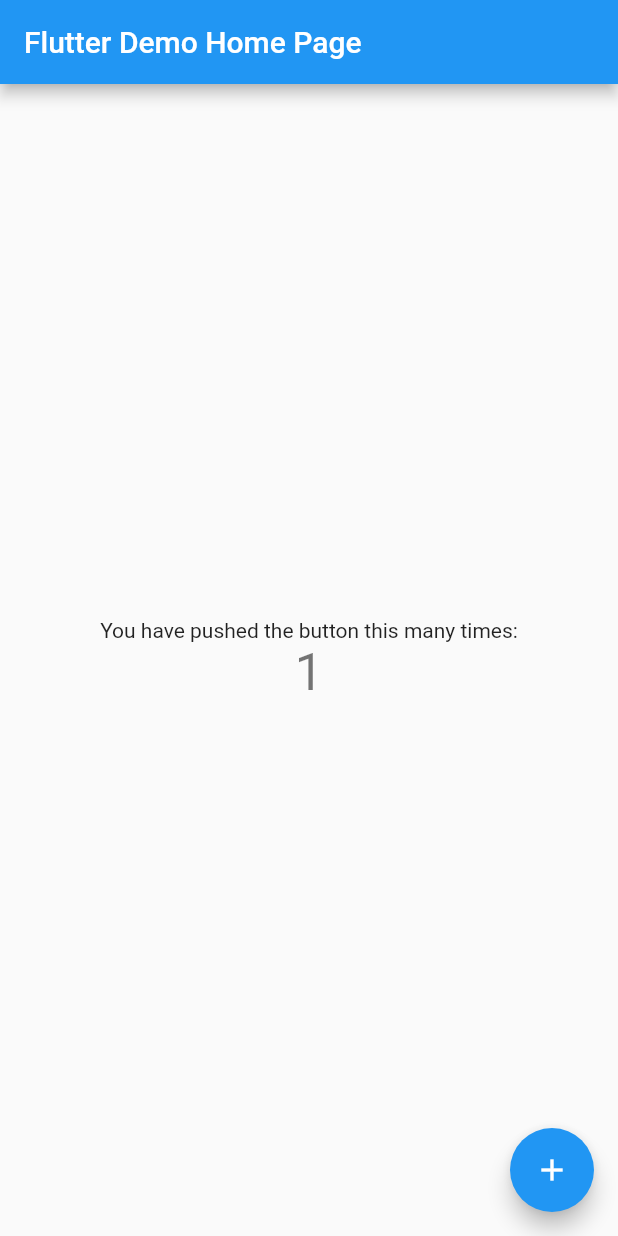
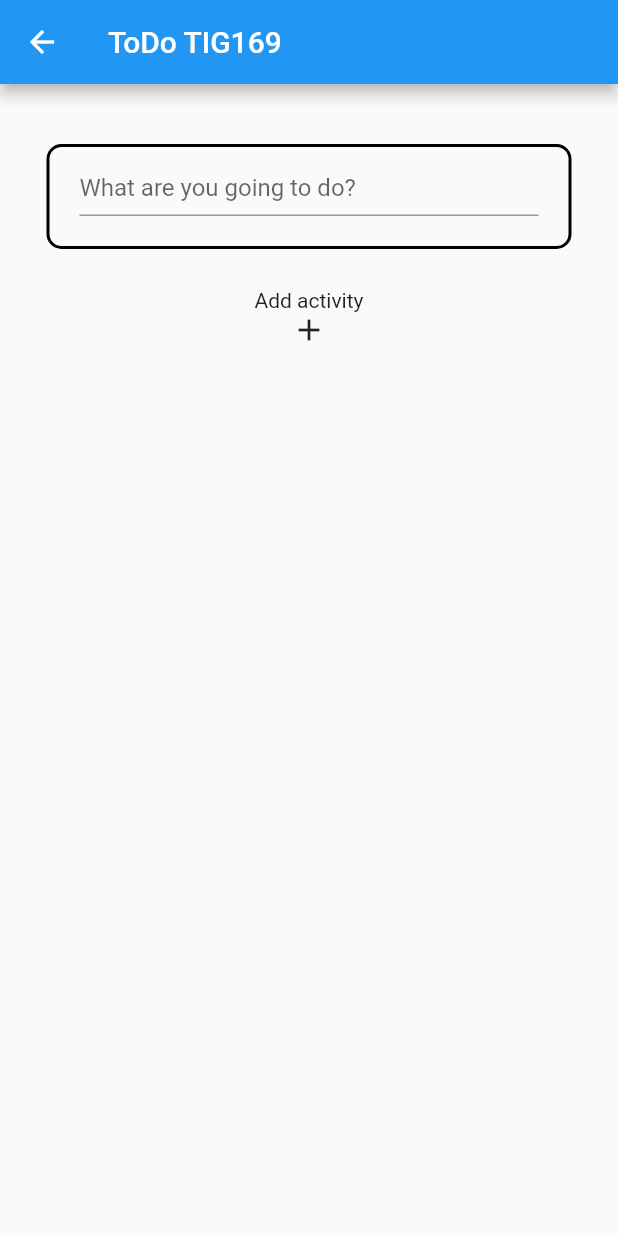
Before and after one commit to gu-tig169-ht21/gusoscer, a Flutter app: the screen it shows after launch, after a tap on the "add" icon, on a phone screen of 412 x 824 dp. Run offline on Flutter 3.47's test engine with Material 2 defaults, Android fonts, the phone set to English and light mode, and no system bars.

Commit message:
making a UI Layout and learning

```diff
--- a/lib/main.dart
+++ b/lib/main.dart
@@ -1,115 +1,209 @@
 import 'package:flutter/material.dart';
 
 void main() {
-  runApp(const MyApp());
+  runApp(
+    const MaterialApp(
+      title: 'ToDo',
+      home: HomePage(),
+    ),
+  );
 }
 
-class MyApp extends StatelessWidget {
-  const MyApp({Key? key}) : super(key: key);
+class HomePage extends StatelessWidget {
+  const HomePage({Key? key}) : super(key: key);
 
-  // This widget is the root of your application.
   @override
   Widget build(BuildContext context) {
-    return MaterialApp(
-      title: 'Flutter Demo',
-      theme: ThemeData(
-        // This is the theme of your application.
-        //
-        // Try running your application with "flutter run". You'll see the
-        // application has a blue toolbar. Then, without quitting the app, try
-        // changing the primarySwatch below to Colors.green and then invoke
-        // "hot reload" (press "r" in the console where you ran "flutter run",
-        // or simply save your changes to "hot reload" in a Flutter IDE).
-        // Notice that the counter didn't reset back to zero; the application
-        // is not restarted.
-        primarySwatch: Colors.blue,
+    return Scaffold(
+      appBar: AppBar(
+        //leading: const IconButton(
+        //  icon: Icon(Icons.menu),
+        //  tooltip: 'Navigation menu',
+        //  onPressed: null,
+        //),
+        title: const Text('ToDo TIG169'),
+        actions: [
+          PopupMenuButton<int>(
+            onSelected: (item) => onSelected(context, item),
+            itemBuilder: (context) => [
+              PopupMenuItem<int>(
+                value: 0,
+                child: Text("all"),
               ),
-      home: const MyHomePage(title: 'Flutter Demo Home Page'),
+              PopupMenuItem<int>(
+                value: 0,
+                child: Text("done"),
+              ),
+              PopupMenuItem<int>(
+                value: 0,
+                child: Text("undone"),
+              ),
+            ],
+         ),
+
+          /*IconButton(
+            icon: Icon(Icons.menu),
+            tooltip: 'filter',
+            //onPressed: () {
+             // Navigator.push(
+              //  context, MaterialPageRoute(builder: (context) => SecondView()));
+
+              },
+          ), */
+        ],
+      ),
+      body: Center(
+        child: Column(
+          children: [
+            Container(height: 20),
+            item('pet cat', false),
+            const Divider(),
+            item('feed cat', true),
+            const Divider(),
+            item('annoy cat', true),
+            const Divider(),
+            item('being nice', false),
+            const Divider(),
+            item('test', false),
+            const Divider(),
+            //_checkboxRowFalse(), nice att ha sen
+            //_checkboxRowTrue(),
+    ],
+  )
+      ),
+      floatingActionButton: FloatingActionButton(
+        tooltip: 'Add activity',
+        child: Icon(Icons.add),
+        onPressed: () {
+              Navigator.push(
+                context, MaterialPageRoute(builder: (context) => ThirdView()));
+              },
+
+      ),
     );
   }
 }
 
-class MyHomePage extends StatefulWidget {
-  const MyHomePage({Key? key, required this.title}) : super(key: key);
-
-  // This widget is the home page of your application. It is stateful, meaning
-  // that it has a State object (defined below) that contains fields that affect
-  // how it looks.
-
-  // This class is the configuration for the state. It holds the values (in this
-  // case the title) provided by the parent (in this case the App widget) and
-  // used by the build method of the State. Fields in a Widget subclass are
-  // always marked "final".
-
-  final String title;
-
-  @override
-  State<MyHomePage> createState() => _MyHomePageState();
+void onSelected(BuildContext context, int item) {
+  switch (item) {
+    case 0:
+      Navigator.push(
+        context, MaterialPageRoute(builder: (context) => SecondView())
+      );
+      break;
+  }
 }
 
-class _MyHomePageState extends State<MyHomePage> {
-  int _counter = 0;
-
-  void _incrementCounter() {
-    setState(() {
-      // This call to setState tells the Flutter framework that something has
-      // changed in this State, which causes it to rerun the build method below
-      // so that the display can reflect the updated values. If we changed
-      // _counter without calling setState(), then the build method would not be
-      // called again, and so nothing would appear to happen.
-      _counter++;
-    });
+Widget item(String toDo, bool done) {
+    return ListTile(
+      leading: Checkbox(
+        value: done,
+        onChanged: (val) {},
+      ),
+      title: Text(toDo, style: _textstyle(done)),
+      trailing: Icon(Icons.delete),
+    );
   }
 
+  TextStyle _textstyle(done) {
+    if (done)
+      return TextStyle(fontSize: 22, decoration: TextDecoration.lineThrough);
+    else
+      return TextStyle(fontSize: 22);
+
+  }
+
+  class SecondView extends StatelessWidget {
+    Widget build(BuildContext context) {
+      return Scaffold(
+        appBar: AppBar(),
+        body: _list(),
+
+
+
+
+        );
+    }
+  }
+
+  Widget _list() {
+    return ListView(
+      children: [
+        _items('All'),
+        _items("Done"),
+        _items("notDone"),
+      ],
+    );
+  }
+
+  Widget _items(text){
+    return Padding(
+      padding: const EdgeInsets.all(8.0),
+      child: Text(text, style: TextStyle(fontSize: 16)),
+    );
+  }
+
+  class ThirdView extends StatelessWidget {
     @override
     Widget build(BuildContext context) {
-    // This method is rerun every time setState is called, for instance as done
-    // by the _incrementCounter method above.
-    //
-    // The Flutter framework has been optimized to make rerunning build methods
-    // fast, so that you can just rebuild anything that needs updating rather
-    // than having to individually change instances of widgets.
       return Scaffold(
         appBar: AppBar(
-        // Here we take the value from the MyHomePage object that was created by
-        // the App.build method, and use it to set our appbar title.
-        title: Text(widget.title),
+          title: const Text('ToDo TIG169'),
         ),
         body: Center(
-        // Center is a layout widget. It takes a single child and positions it
-        // in the middle of the parent.
           child: Column(
-          // Column is also a layout widget. It takes a list of children and
-          // arranges them vertically. By default, it sizes itself to fit its
-          // children horizontally, and tries to be as tall as its parent.
-          //
-          // Invoke "debug painting" (press "p" in the console, choose the
-          // "Toggle Debug Paint" action from the Flutter Inspector in Android
-          // Studio, or the "Toggle Debug Paint" command in Visual Studio Code)
-          // to see the wireframe for each widget.
-          //
-          // Column has various properties to control how it sizes itself and
-          // how it positions its children. Here we use mainAxisAlignment to
-          // center the children vertically; the main axis here is the vertical
-          // axis because Columns are vertical (the cross axis would be
-          // horizontal).
-          mainAxisAlignment: MainAxisAlignment.center,
-          children: <Widget>[
-            const Text(
-              'You have pushed the button this many times:',
+            //mainAxisAlignment: MainAxisAlignment.center,
+            crossAxisAlignment: CrossAxisAlignment.center,
+            children: [
+              _square(70),
+              //TextField(decoration: InputDecoration(hintText: "What are you going to do?"),),
+              Container(
+                margin: EdgeInsets.only(top: 26),
+                child: Text("Add activity"),
                 ),
-            Text(
-              '$_counter',
-              style: Theme.of(context).textTheme.headline4,
-            ),
+                Icon(Icons.add),
+
             ],
             ),
           ),
-      floatingActionButton: FloatingActionButton(
-        onPressed: _incrementCounter,
-        tooltip: 'Increment',
-        child: const Icon(Icons.add),
-      ), // This trailing comma makes auto-formatting nicer for build methods.
         );
     }
   }
+
+  Widget _square(double height) {
+    return Container(
+      padding: EdgeInsets.all(20),
+      width: 350,
+      height: height,
+      margin: EdgeInsets.fromLTRB(20, 40, 20, 0),
+      decoration: BoxDecoration(
+        //color: Colors.blue,
+        borderRadius: BorderRadius.all(Radius.circular(10)),
+        border: Border.all(width: 2, color: Colors.black),),
+        child: TextField(decoration: InputDecoration(hintText: "What are you going to do?"),)
+
+    );
+  }
+
+  Widget _checkboxRowFalse() {
+    return Row(
+      children: [
+        Checkbox(
+          value: false,
+          onChanged: (val) {},
+        ),
+        Text("pet cat again"),
+      ],
+    );
+  }
+  Widget _checkboxRowTrue() {
+    return Row(
+      children: [
+        Checkbox(
+          value: true,
+          onChanged: (val) {},
+        ),
+        Text("pet cat again nicely"),
+      ],
+    );
+  }
```
Also changed, not shown: pubspec.lock, 1 other file. Lines whose indentation alone changed are shown as unchanged.
